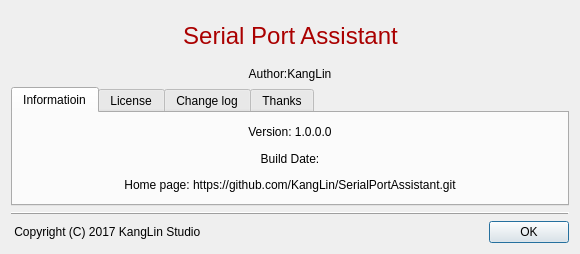
Above: Widgets/DlgAbout/DlgAbout.ui from KangLin/SerialPortAssistant before the change. Below: the same form after it.
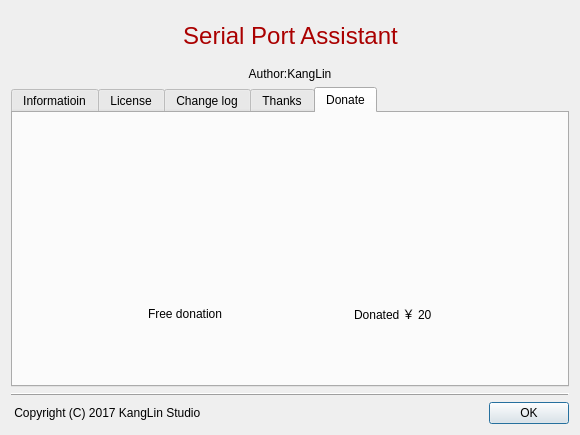
That is the form after the change. Icons and pictures are not drawn.

The edit to the form file:
```diff
--- a/Widgets/DlgAbout/DlgAbout.ui
+++ b/Widgets/DlgAbout/DlgAbout.ui
@@ -7,7 +7,7 @@
     <x>0</x>
     <y>0</y>
     <width>580</width>
-    <height>254</height>
+    <height>435</height>
    </rect>
   </property>
   <property name="sizePolicy">
@@ -169,7 +169,7 @@
       <string notr="true"/>
      </property>
      <property name="currentIndex">
-      <number>0</number>
+      <number>4</number>
      </property>
      <widget class="QWidget" name="Information">
       <property name="sizePolicy">
@@ -289,6 +289,175 @@
        </item>
       </layout>
      </widget>
+     <widget class="QWidget" name="tab">
+      <attribute name="title">
+       <string>Donate</string>
+      </attribute>
+      <layout class="QGridLayout" name="gridLayout_6">
+       <item row="0" column="0">
+        <layout class="QHBoxLayout" name="horizontalLayout_4">
+         <item>
+          <spacer name="horizontalSpacer">
+           <property name="orientation">
+            <enum>Qt::Horizontal</enum>
+           </property>
+           <property name="sizeHint" stdset="0">
+            <size>
+             <width>40</width>
+             <height>20</height>
+            </size>
+           </property>
+          </spacer>
+         </item>
+         <item>
+          <widget class="QLabel" name="label">
+           <property name="sizePolicy">
+            <sizepolicy hsizetype="Fixed" vsizetype="Fixed">
+             <horstretch>0</horstretch>
+             <verstretch>0</verstretch>
+            </sizepolicy>
+           </property>
+           <property name="text">
+            <string/>
+           </property>
+           <property name="pixmap">
+            <pixmap resource="../../Resource/Resource.qrc">:/icon/WeiXinPay</pixmap>
+           </property>
+           <property name="scaledContents">
+            <bool>true</bool>
+           </property>
+           <property name="alignment">
+            <set>Qt::AlignCenter</set>
+           </property>
+           <property name="wordWrap">
+            <bool>false</bool>
+           </property>
+          </widget>
+         </item>
+         <item>
+          <spacer name="horizontalSpacer_2">
+           <property name="orientation">
+            <enum>Qt::Horizontal</enum>
+           </property>
+           <property name="sizeHint" stdset="0">
+            <size>
+             <width>40</width>
+             <height>20</height>
+            </size>
+           </property>
+          </spacer>
+         </item>
+         <item>
+          <widget class="QLabel" name="label_3">
+           <property name="sizePolicy">
+            <sizepolicy hsizetype="Preferred" vsizetype="Preferred">
+             <horstretch>0</horstretch>
+             <verstretch>0</verstretch>
+            </sizepolicy>
+           </property>
+           <property name="text">
+            <string/>
+           </property>
+           <property name="pixmap">
+            <pixmap resource="../../Resource/Resource.qrc">:/icon/WeiXinPay20</pixmap>
+           </property>
+           <property name="scaledContents">
+            <bool>true</bool>
+           </property>
+           <property name="alignment">
+            <set>Qt::AlignCenter</set>
+           </property>
+           <property name="wordWrap">
+            <bool>false</bool>
+           </property>
+          </widget>
+         </item>
+         <item>
+          <spacer name="horizontalSpacer_3">
+           <property name="orientation">
+            <enum>Qt::Horizontal</enum>
+           </property>
+           <property name="sizeHint" stdset="0">
+            <size>
+             <width>40</width>
+             <height>20</height>
+            </size>
+           </property>
+          </spacer>
+         </item>
+        </layout>
+       </item>
+       <item row="1" column="0">
+        <layout class="QHBoxLayout" name="horizontalLayout_3">
+         <item>
+          <spacer name="horizontalSpacer_4">
+           <property name="orientation">
+            <enum>Qt::Horizontal</enum>
+           </property>
+           <property name="sizeHint" stdset="0">
+            <size>
+             <width>40</width>
+             <height>20</height>
+            </size>
+           </property>
+          </spacer>
+         </item>
+         <item>
+          <widget class="QLabel" name="label_2">
+           <property name="sizePolicy">
+            <sizepolicy hsizetype="Preferred" vsizetype="Preferred">
+             <horstretch>0</horstretch>
+             <verstretch>0</verstretch>
+            </sizepolicy>
+           </property>
+           <property name="text">
+            <string>Free donation</string>
+           </property>
+           <property name="wordWrap">
+            <bool>true</bool>
+           </property>
+          </widget>
+         </item>
+         <item>
+          <spacer name="horizontalSpacer_5">
+           <property name="orientation">
+            <enum>Qt::Horizontal</enum>
+           </property>
+           <property name="sizeHint" stdset="0">
+            <size>
+             <width>40</width>
+             <height>20</height>
+            </size>
+           </property>
+          </spacer>
+         </item>
+         <item>
+          <widget class="QLabel" name="label_4">
+           <property name="text">
+            <string>Donated ￥ 20</string>
+           </property>
+           <property name="wordWrap">
+            <bool>true</bool>
+           </property>
+          </widget>
+         </item>
+         <item>
+          <spacer name="horizontalSpacer_6">
+           <property name="orientation">
+            <enum>Qt::Horizontal</enum>
+           </property>
+           <property name="sizeHint" stdset="0">
+            <size>
+             <width>40</width>
+             <height>20</height>
+            </size>
+           </property>
+          </spacer>
+         </item>
+        </layout>
+       </item>
+      </layout>
+     </widget>
     </widget>
    </item>
    <item row="3" column="0">
```
